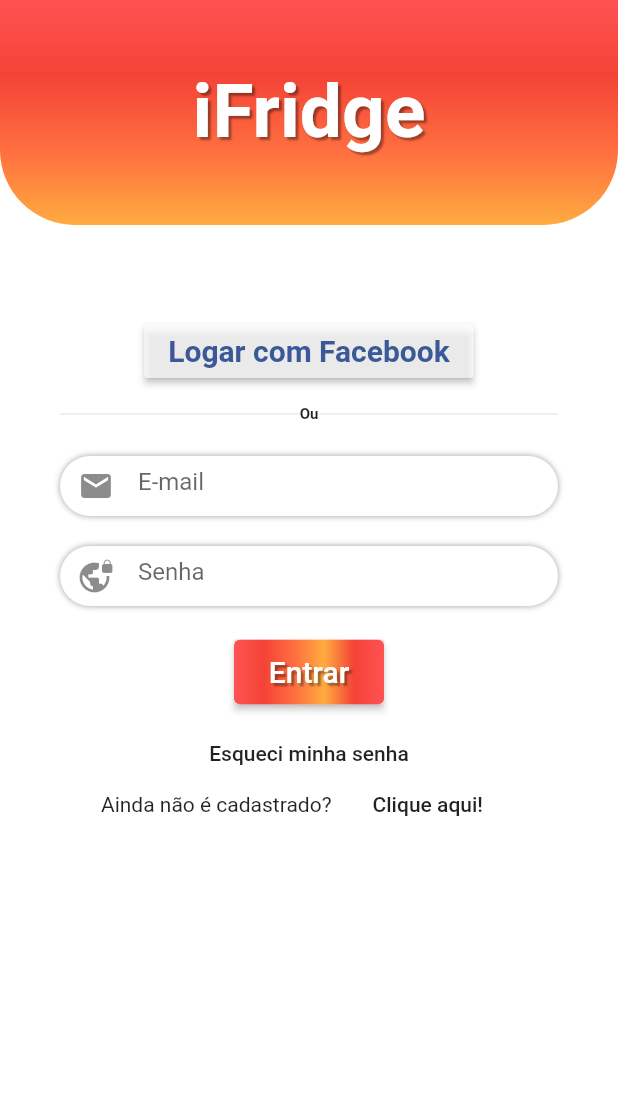
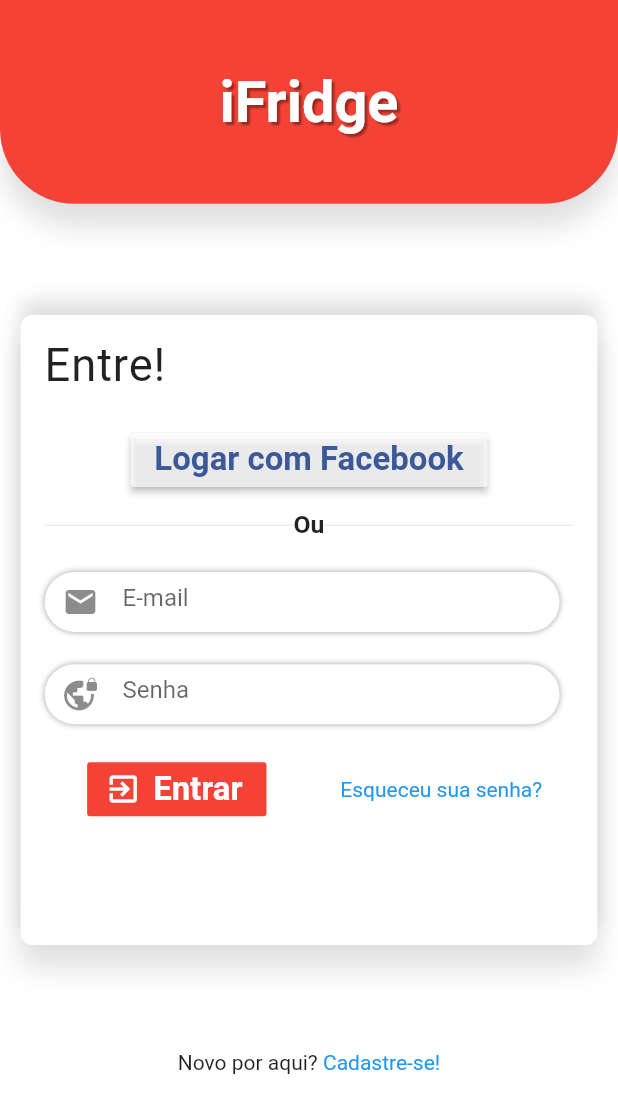
Before and after one commit to felipemelchior/iFridge, a Flutter app: the screen it shows after launch, on a phone screen of 412 x 824 dp. Shown: the top 1113 px of the screen. Run offline on Flutter 3.47's test engine with Material 2 defaults, Android fonts, the phone set to English and light mode, and no system bars; our stand-ins replace flutter_screenutil; Roboto replaces fonts that are missing (Merriweather).

Commit message:
Import ScreenUtil Package e add botão de cadastrar

```diff
--- a/frontend/ifridge/lib/login_screen.dart
+++ b/frontend/ifridge/lib/login_screen.dart
@@ -1,4 +1,5 @@
 import 'package:flutter/material.dart';
+// import 'package:flutter_screenutil/flutter_screenutil.dart';
 
 class LoginScreen extends StatefulWidget {
   @override
@@ -13,30 +14,29 @@ class _LoginScreenState extends State<LoginScreen> {
   @override
   Widget build(BuildContext context) {
     return Scaffold(
-      body: Container(
-        height: MediaQuery.of(context).size.height,
-        color: Colors.white,
-        child: SingleChildScrollView(
+      body: Stack(
+        fit: StackFit.expand,
+          // height: MediaQuery.of(context).size.height,
+          // color: Colors.white,
+          children: <Widget>[
+            SingleChildScrollView(
               child: Column(
                 crossAxisAlignment: CrossAxisAlignment.stretch,
-            // mainAxisSize: MainAxisSize.max,
-            // mainAxisAlignment: MainAxisAlignment.spaceAround,
                 children: <Widget>[
                   Container(
                     width: MediaQuery.of(context).size.width,
-                // height: MediaQuery.of(context).size.height/3,
-                // height: 120,
                     decoration: BoxDecoration(
-                  gradient: LinearGradient(
-                    begin: Alignment.topCenter,
-                    end: Alignment.bottomCenter,
-                    colors: [
-                      Colors.redAccent,
-                      Colors.red,
-                      Colors.deepOrangeAccent,
-                      Colors.orangeAccent,
-                    ],
-                  ),
+                      color: Colors.red,
+                      // gradient: LinearGradient(
+                      //   begin: Alignment.topCenter,
+                      //   end: Alignment.bottomCenter,
+                      //   colors: [
+                      //     Colors.redAccent,
+                      //     Colors.red,
+                      //     Colors.deepOrangeAccent,
+                      //     Colors.orangeAccent,
+                      //   ],
+                      // ),
                       borderRadius: BorderRadius.only(
                         bottomLeft: Radius.circular(50),
                         bottomRight: Radius.circular(50),
@@ -53,7 +53,6 @@ class _LoginScreenState extends State<LoginScreen> {
                             fontWeight: FontWeight.bold,
                             fontSize: 50,
                             fontFamily: "Merriweather",
-                        // color: Colors.orangeAccent,
                             color: Colors.white,
                             shadows: [
                               Shadow(
@@ -67,7 +66,6 @@ class _LoginScreenState extends State<LoginScreen> {
                     ),
                   ),
                   Container(
-                // height: MediaQuery.of(context).size.height,
                     padding: EdgeInsets.only(
                       top: 60,
                       left: 40,
@@ -76,8 +74,8 @@ class _LoginScreenState extends State<LoginScreen> {
                     child: Column(
                       children: <Widget>[
                         Container(
-                      decoration:
-                          BoxDecoration(borderRadius: BorderRadius.circular(4)),
+                          decoration: BoxDecoration(
+                              borderRadius: BorderRadius.circular(4)),
                           padding: EdgeInsets.only(
                             bottom: 10,
                           ),
@@ -92,10 +90,6 @@ class _LoginScreenState extends State<LoginScreen> {
                                 fontFamily: "Merriweather",
                                 fontSize: 20,
                                 color: Color(0xFF3b5998),
-                            // foreground: Paint()
-                            //   ..style = PaintingStyle.stroke
-                            //   ..strokeWidth = 2
-                            //   ..color = Color(0xFF3b5998),
                               ),
                             ),
                             onPressed: () {},
@@ -199,43 +193,56 @@ class _LoginScreenState extends State<LoginScreen> {
                         SizedBox(
                           height: 20,
                         ),
-                    RaisedButton(
-                      onPressed: () {},
-                      textColor: Colors.white,
-                      padding: EdgeInsets.all(0.0),
-                      child: Container(
-                        alignment: Alignment.center,
-                        width: 100,
-                        decoration: BoxDecoration(
-                          borderRadius: BorderRadius.circular(4),
-                          gradient: LinearGradient(
-                            // begin: Alignment.centerLeft,
-                            // end: Alignment.centerRight,
-                            colors: [
-                              Colors.redAccent,
-                              Colors.red,
-                              Colors.deepOrangeAccent,
-                              Colors.orangeAccent,
-                              Colors.red,
-                              Colors.redAccent,
-                            ],
+                        Container(
+                          child: FlatButton.icon(
+                            color: Colors.red,
+                            icon: Icon(Icons.exit_to_app),
+                            label: Text(
+                              "Entrar",
+                              style: TextStyle(
+                                color: Colors.black,
+                                fontWeight: FontWeight.w400,
+                                fontSize: 10,
                               ),
                             ),
-                        padding: EdgeInsets.all(10.0),
-                        child: Text(
-                          "Entrar",
-                          style: TextStyle(
-                            fontSize: 20,
-                            shadows: [
-                              Shadow(
-                                  blurRadius: 1,
-                                  color: Colors.black38,
-                                  offset: Offset(2, 2)),
-                            ],
+                            onPressed: () {},
                           ),
                         ),
-                      ),
-                    ),
+                        // RaisedButton(
+                        //   onPressed: () {},
+                        //   textColor: Colors.white,
+                        //   padding: EdgeInsets.all(0.0),
+                        //   child: Container(
+                        //     alignment: Alignment.center,
+                        //     width: 100,
+                        //     decoration: BoxDecoration(
+                        //       borderRadius: BorderRadius.circular(4),
+                        //       gradient: LinearGradient(
+                        //         colors: [
+                        //           Colors.redAccent,
+                        //           Colors.red,
+                        //           Colors.deepOrangeAccent,
+                        //           Colors.orangeAccent,
+                        //           Colors.red,
+                        //           Colors.redAccent,
+                        //         ],
+                        //       ),
+                        //     ),
+                        //     padding: EdgeInsets.all(10.0),
+                        //     child: Text(
+                        //       "Entrar",
+                        //       style: TextStyle(
+                        //         fontSize: 20,
+                        //         shadows: [
+                        //           Shadow(
+                        //               blurRadius: 1,
+                        //               color: Colors.black38,
+                        //               offset: Offset(2, 2)),
+                        //         ],
+                        //       ),
+                        //     ),
+                        //   ),
+                        // ),
                         SizedBox(
                           height: 20,
                         ),
@@ -251,7 +258,6 @@ class _LoginScreenState extends State<LoginScreen> {
                           ),
                         ),
                         Row(
-                      // crossAxisAlignment: CrossAxisAlignment.center,
                           children: <Widget>[
                             Expanded(
                               child: Text(
@@ -260,7 +266,6 @@ class _LoginScreenState extends State<LoginScreen> {
                               ),
                             ),
                             Container(
-                          // height: 20,
                               alignment: Alignment.centerLeft,
                               child: FlatButton(
                                 child: Text(
@@ -281,7 +286,7 @@ class _LoginScreenState extends State<LoginScreen> {
                 ],
               ),
             ),
-      ),
+          ]),
     );
   }
 }
--- /dev/null
+++ b/frontend/ifridge/lib/login_screen2.dart
@@ -0,0 +1,299 @@
+import 'package:flutter/material.dart';
+import 'package:flutter_screenutil/flutter_screenutil.dart';
+
+class LoginScreen2 extends StatefulWidget {
+  @override
+  _LoginScreen2State createState() => _LoginScreen2State();
+}
+
+class _LoginScreen2State extends State<LoginScreen2> {
+  @override
+  Widget build(BuildContext context) {
+    ScreenUtil.instance = ScreenUtil.getInstance()..init(context);
+    ScreenUtil.instance =
+        ScreenUtil(width: 750, height: 1334, allowFontScaling: true);
+    return new Scaffold(
+      backgroundColor: Colors.white,
+      resizeToAvoidBottomPadding: true,
+      body: Stack(
+        fit: StackFit.expand,
+        children: <Widget>[
+          SingleChildScrollView(
+            child: Column(
+              children: <Widget>[
+                Container(
+                  width: ScreenUtil.getInstance().setWidth(750),
+                  height: ScreenUtil.getInstance().setHeight(220),
+                  alignment: Alignment.center,
+                  decoration: BoxDecoration(
+                    boxShadow: [
+                      BoxShadow(
+                          color: Colors.black12,
+                          offset: Offset(0.0, 15.0),
+                          blurRadius: 15.0),
+                    ],
+                    color: Colors.red,
+                    borderRadius: BorderRadius.only(
+                      bottomLeft: Radius.circular(50),
+                      bottomRight: Radius.circular(50),
+                    ),
+                  ),
+                  // child: Container(
+                  //   height: 150,
+                  //   alignment: Alignment.center,
+                  child: Text(
+                    "iFridge",
+                    style: TextStyle(
+                      fontWeight: FontWeight.bold,
+                      fontSize: ScreenUtil.getInstance().setSp(70),
+                      fontFamily: "Merriweather",
+                      color: Colors.white,
+                      shadows: [
+                        Shadow(
+                            blurRadius: 1,
+                            color: Colors.black38,
+                            offset: Offset(2, 2)),
+                      ],
+                    ),
+                  ),
+                ),
+                SizedBox(
+                  height: ScreenUtil.getInstance().setHeight(120),
+                ),
+                Container(
+                  width: ScreenUtil.getInstance().setWidth(700),
+                  height: ScreenUtil.getInstance().setHeight(680),
+                  decoration: BoxDecoration(
+                    color: Colors.white,
+                    borderRadius: BorderRadius.circular(8.0),
+                    boxShadow: [
+                      BoxShadow(
+                          color: Colors.black12,
+                          offset: Offset(0.0, 15.0),
+                          blurRadius: 15.0),
+                      BoxShadow(
+                          color: Colors.black12,
+                          offset: Offset(0.0, -10.0),
+                          blurRadius: 10.0),
+                    ],
+                  ),
+                  child: Padding(
+                    padding:
+                        EdgeInsets.only(left: 16.0, right: 16.0, top: 16.0),
+                    child: Column(
+                      crossAxisAlignment: CrossAxisAlignment.start,
+                      children: <Widget>[
+                        Text("Entre!",
+                            textAlign: TextAlign.center,
+                            style: TextStyle(
+                                fontSize: ScreenUtil.getInstance().setSp(55),
+                                fontFamily: "Merriweather",
+                                letterSpacing: .6)),
+                        SizedBox(
+                          height: ScreenUtil.getInstance().setHeight(35),
+                        ),
+                        Container(
+                          decoration: BoxDecoration(
+                              borderRadius: BorderRadius.circular(4)),
+                          padding: EdgeInsets.only(
+                            bottom: 10,
+                          ),
+                          alignment: Alignment.center,
+                          child: RaisedButton(
+                            color: Colors.white70,
+                            child: Text(
+                              "Logar com Facebook",
+                              style: TextStyle(
+                                fontWeight: FontWeight.bold,
+                                fontFamily: "Merriweather",
+                                fontSize: ScreenUtil.getInstance().setSp(40),
+                                color: Color(0xFF3b5998),
+                              ),
+                            ),
+                            onPressed: () {},
+                          ),
+                        ),
+                        Row(
+                          children: <Widget>[
+                            Expanded(
+                              child: Divider(),
+                            ),
+                            Text(
+                              "Ou",
+                              style: TextStyle(
+                                fontWeight: FontWeight.bold,
+                                fontSize: ScreenUtil.getInstance().setSp(30),
+                                fontFamily: "Merriweather",
+                              ),
+                            ),
+                            Expanded(
+                              child: Divider(),
+                            ),
+                          ],
+                        ),
+                        SizedBox(
+                          height: ScreenUtil.getInstance().setHeight(35),
+                        ),
+                        Container(
+                          width: MediaQuery.of(context).size.width / 1.2,
+                          height: 40,
+                          padding: EdgeInsets.only(
+                            left: 12,
+                            top: 4,
+                            right: 12,
+                            bottom: 4,
+                          ),
+                          alignment: Alignment.center,
+                          decoration: BoxDecoration(
+                              borderRadius: BorderRadius.all(
+                                Radius.circular(50),
+                              ),
+                              color: Colors.white,
+                              boxShadow: [
+                                BoxShadow(
+                                  color: Colors.black38,
+                                  blurRadius: 3,
+                                ),
+                              ]),
+                          child: TextFormField(
+                            keyboardType: TextInputType.emailAddress,
+                            decoration: InputDecoration(
+                              border: InputBorder.none,
+                              icon: Icon(Icons.email),
+                              hintText: "E-mail",
+                              labelStyle: TextStyle(
+                                color: Colors.black,
+                                fontWeight: FontWeight.w400,
+                                fontSize: ScreenUtil.getInstance().setSp(10),
+                              ),
+                            ),
+                          ),
+                        ),
+                        SizedBox(
+                          height: ScreenUtil.getInstance().setHeight(35),
+                        ),
+                        Container(
+                          width: MediaQuery.of(context).size.width / 1.2,
+                          height: 40,
+                          padding: EdgeInsets.only(
+                            left: 12,
+                            top: 4,
+                            right: 12,
+                            bottom: 4,
+                          ),
+                          decoration: BoxDecoration(
+                              borderRadius: BorderRadius.all(
+                                Radius.circular(50),
+                              ),
+                              color: Colors.white,
+                              boxShadow: [
+                                BoxShadow(
+                                  color: Colors.black38,
+                                  blurRadius: 3,
+                                ),
+                              ]),
+                          child: TextFormField(
+                            textAlign: TextAlign.left,
+                            obscureText: true,
+                            keyboardType: TextInputType.emailAddress,
+                            decoration: InputDecoration(
+                              border: InputBorder.none,
+                              icon: Icon(Icons.vpn_lock),
+                              hintText: "Senha",
+                              labelStyle: TextStyle(
+                                color: Colors.black,
+                                fontWeight: FontWeight.w400,
+                                fontSize: ScreenUtil.getInstance().setSp(10),
+                              ),
+                            ),
+                          ),
+                        ),
+                        SizedBox(
+                          height: ScreenUtil.getInstance().setHeight(35),
+                        ),
+                        Row(
+                          children: <Widget>[
+                            Expanded(
+                              child: Container(
+                                height: ScreenUtil.getInstance().setHeight(70),
+                                alignment: Alignment.center,
+                                decoration: BoxDecoration(
+                                  borderRadius: BorderRadius.circular(8),
+                                ),
+                                child: FlatButton.icon(
+                                  color: Colors.red,
+                                  icon: Icon(
+                                    Icons.exit_to_app,
+                                    color: Colors.white,
+                                  ),
+                                  label: Text(
+                                    "Entrar",
+                                    textAlign: TextAlign.center,
+                                    style: TextStyle(
+                                      color: Colors.white,
+                                      fontWeight: FontWeight.bold,
+                                      fontSize:
+                                          ScreenUtil.getInstance().setSp(40),
+                                    ),
+                                  ),
+                                  onPressed: () {},
+                                ),
+                              ),
+                            ),
+                            SizedBox(
+                              height: ScreenUtil.getInstance().setHeight(35),
+                            ),
+                            Expanded(
+                              child: InkWell(
+                                onTap: () {},
+                                child: Text(
+                                  "Esqueceu sua senha?",
+                                  textAlign: TextAlign.center,
+                                  style: TextStyle(
+                                    color: Colors.blue,
+                                    fontFamily: "Merriweather",
+                                  ),
+                                ),
+                              ),
+                            ),
+                          ],
+                        ),
+                      ],
+                    ),
+                  ),
+                ),
+                Padding(
+                  padding: EdgeInsets.only(
+                    top: 70,
+                    bottom: 35,
+                  ),
+                  child: Row(
+                    mainAxisAlignment: MainAxisAlignment.center,
+                    children: <Widget>[
+                      Text(
+                        "Novo por aqui? ",
+                        style: TextStyle(
+                          fontFamily: "Merriweather",
+                        ),
+                      ),
+                      InkWell(
+                        onTap: () {},
+                        child: Text(
+                          "Cadastre-se!",
+                          style: TextStyle(
+                            color: Colors.blue,
+                            fontFamily: "Merriweather",
+                          ),
+                        ),
+                      ),
+                    ],
+                  ),
+                ),
+              ],
+            ),
+          ),
+        ],
+      ),
+    );
+  }
+}
--- a/frontend/ifridge/lib/main.dart
+++ b/frontend/ifridge/lib/main.dart
@@ -1,5 +1,6 @@
 import 'package:flutter/material.dart';
-import 'package:ifridge/login_screen.dart';
+// import 'package:ifridge/login_screen.dart';
+import 'package:ifridge/login_screen2.dart';
 
 void main() => runApp(MyApp());
 
@@ -11,7 +12,7 @@ class MyApp extends StatelessWidget {
       theme: ThemeData(
         primarySwatch: Colors.deepPurple,
       ),
-      home: LoginScreen(),
+      home: LoginScreen2(),
     );
   }
 }
--- a/frontend/ifridge/pubspec.yaml
+++ b/frontend/ifridge/pubspec.yaml
@@ -1,6 +1,5 @@
 name: ifridge
 description: A new Flutter project.
-
 # The following defines the version and build number for your application.
 # A version number is three numbers separated by dots, like 1.2.43
 # followed by an optional build number separated by a +.
@@ -19,10 +18,11 @@ environment:
 dependencies:
   flutter:
     sdk: flutter
+  flutter_screenutil: ^0.5.3
+  cupertino_icons: ^0.1.2
 
   # The following adds the Cupertino Icons font to your application.
   # Use with the CupertinoIcons class for iOS style icons.
-  cupertino_icons: ^0.1.2
 
 dev_dependencies:
   flutter_test:
```
Also changed, not shown: frontend/ifridge/pubspec.lock. Lines whose indentation alone changed are shown as unchanged.
